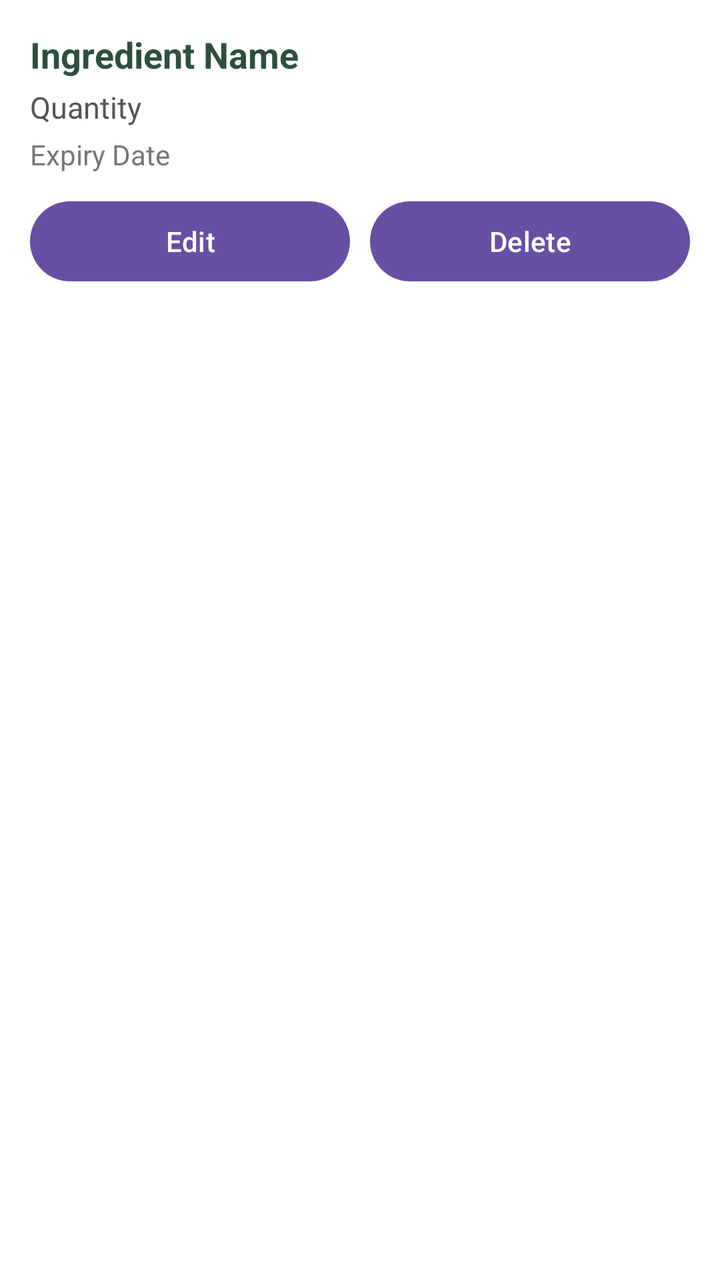
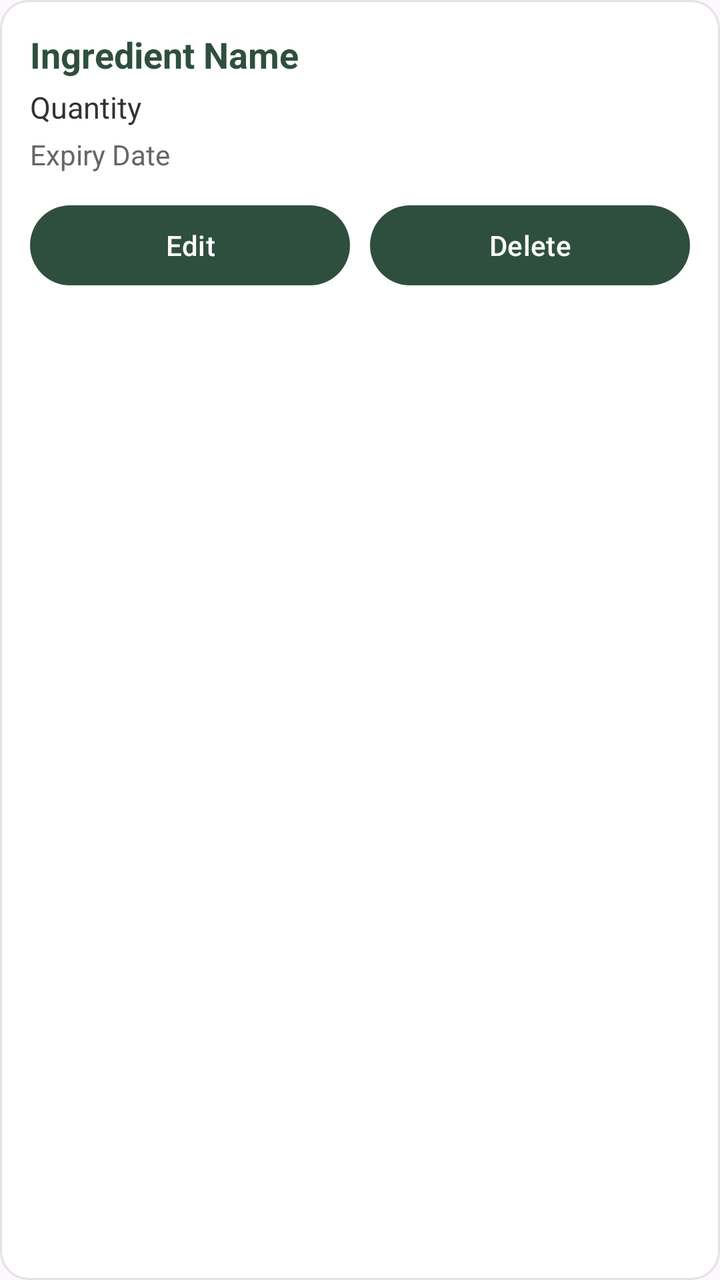

Compare the two renders of this Android layout. The source of the first and the diff that turns it into the second are given below.
<!-- AndroidManifest.xml: application theme Theme.SmartPantryManager -->
<!-- res/layout/item_pantry.xml -->
<?xml version="1.0" encoding="utf-8"?>
<LinearLayout xmlns:android="http://schemas.android.com/apk/res/android"
    android:layout_width="match_parent"
    android:layout_height="wrap_content"
    android:orientation="vertical"
    android:padding="15dp"
    android:layout_marginBottom="10dp"
    android:background="#FFFFFF">

    <TextView
        android:id="@+id/tvIngredientName"
        android:layout_width="wrap_content"
        android:layout_height="wrap_content"
        android:text="Ingredient Name"
        android:textSize="18sp"
        android:textStyle="bold"
        android:textColor="#2F4F3E" />

    <TextView
        android:id="@+id/tvIngredientQuantity"
        android:layout_width="wrap_content"
        android:layout_height="wrap_content"
        android:text="Quantity"
        android:textSize="15sp"
        android:textColor="#555555"
        android:layout_marginTop="4dp" />

    <TextView
        android:id="@+id/tvIngredientExpiry"
        android:layout_width="wrap_content"
        android:layout_height="wrap_content"
        android:text="Expiry Date"
        android:textSize="14sp"
        android:textColor="#777777"
        android:layout_marginTop="4dp" />

    <LinearLayout
        android:layout_width="match_parent"
        android:layout_height="wrap_content"
        android:orientation="horizontal"
        android:layout_marginTop="10dp">

        <Button
            android:id="@+id/btnEdit"
            android:layout_width="0dp"
            android:layout_height="wrap_content"
            android:layout_weight="1"
            android:text="Edit"
            android:textAllCaps="false" />

        <Button
            android:id="@+id/btnDelete"
            android:layout_width="0dp"
            android:layout_height="wrap_content"
            android:layout_weight="1"
            android:layout_marginStart="10dp"
            android:text="Delete"
            android:textAllCaps="false" />

    </LinearLayout>

</LinearLayout>
<!-- resources referenced by this layout -->
<resources>
  <style name="Theme.SmartPantryManager" parent="Base.Theme.SmartPantryManager" />
  <style name="Base.Theme.SmartPantryManager" parent="Theme.Material3.DayNight.NoActionBar">
          
          
      </style>
</resources>

<!-- the commit's change to res/layout/item_pantry.xml (unified diff, before → after) -->
@@ -5,7 +5,7 @@
     android:orientation="vertical"
     android:padding="15dp"
     android:layout_marginBottom="10dp"
-    android:background="#FFFFFF">
+    android:background="@drawable/card_background">
 
     <TextView
         android:id="@+id/tvIngredientName"
@@ -14,7 +14,7 @@
         android:text="Ingredient Name"
         android:textSize="18sp"
         android:textStyle="bold"
-        android:textColor="#2F4F3E" />
+        android:textColor="@color/dark_green" />
 
     <TextView
         android:id="@+id/tvIngredientQuantity"
@@ -22,7 +22,7 @@
         android:layout_height="wrap_content"
         android:text="Quantity"
         android:textSize="15sp"
-        android:textColor="#555555"
+        android:textColor="@color/text_primary"
         android:layout_marginTop="4dp" />
 
     <TextView
@@ -31,14 +31,14 @@
         android:layout_height="wrap_content"
         android:text="Expiry Date"
         android:textSize="14sp"
-        android:textColor="#777777"
+        android:textColor="@color/text_secondary"
         android:layout_marginTop="4dp" />
 
     <LinearLayout
         android:layout_width="match_parent"
         android:layout_height="wrap_content"
         android:orientation="horizontal"
-        android:layout_marginTop="10dp">
+        android:layout_marginTop="12dp">
 
         <Button
             android:id="@+id/btnEdit"
<!-- resource entries referenced after the edit -->
@@ -1,9 +1,52 @@
 <!-- resources referenced by this layout -->
 <resources>
+  <color name="dark_green">#2F4F3E</color>
+  <color name="text_primary">#333333</color>
+  <color name="text_secondary">#666666</color>
+  <!-- drawable card_background (drawable) -->
+  <?xml version="1.0" encoding="utf-8"?>
+  <shape xmlns:android="http://schemas.android.com/apk/res/android"
+      android:shape="rectangle">
+  
+      <solid android:color="@color/card_background" />
+  
+      <corners android:radius="14dp" />
+  
+      <stroke
+          android:width="1dp"
+          android:color="@color/border_light" />
+  
+      <padding
+          android:left="2dp"
+          android:top="2dp"
+          android:right="2dp"
+          android:bottom="2dp" />
+  
+  </shape>
   <style name="Theme.SmartPantryManager" parent="Base.Theme.SmartPantryManager" />
+  <color name="card_background">#FFFFFF</color>
+  <color name="border_light">#E2E2E2</color>
   <style name="Base.Theme.SmartPantryManager" parent="Theme.Material3.DayNight.NoActionBar">
-          
-          
+  
+          <item name="colorPrimary">@color/dark_green</item>
+          <item name="colorOnPrimary">@color/white</item>
+  
+          <item name="colorSecondary">@color/accent_green</item>
+          <item name="colorOnSecondary">@color/white</item>
+  
+          <item name="colorTertiary">@color/medium_green</item>
+  
+          <item name="android:colorAccent">@color/accent_green</item>
+  
+          <item name="android:navigationBarColor">@color/black</item>
+          <item name="android:statusBarColor">@color/dark_green</item>
+  
+          <item name="android:windowLightStatusBar">false</item>
+  
       </style>
+  <color name="white">#FFFFFFFF</color>
+  <color name="accent_green">#6F8F78</color>
+  <color name="medium_green">#5F7A68</color>
+  <color name="black">#FF000000</color>
 </resources>
 
